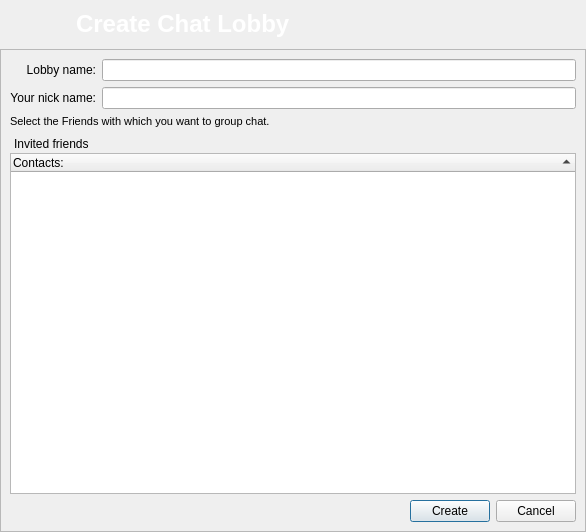
RetroShare/RetroShare, file retroshare-gui/src/gui/chat/CreateLobbyDialog.ui: the form before one commit.
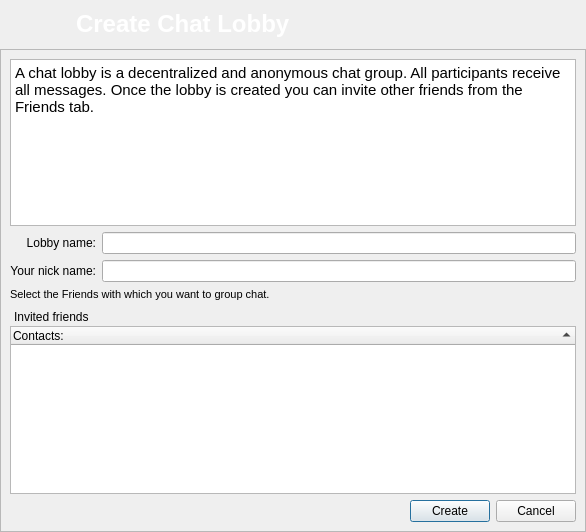
The form after the commit. Icons and pictures are not drawn.

Patch:
```diff
--- a/retroshare-gui/src/gui/chat/CreateLobbyDialog.ui
+++ b/retroshare-gui/src/gui/chat/CreateLobbyDialog.ui
@@ -88,6 +88,17 @@
       <enum>QFrame::Raised</enum>
      </property>
      <layout class="QVBoxLayout" name="verticalLayout_4">
+      <item>
+       <widget class="QTextEdit" name="textEdit">
+        <property name="html">
+         <string>&lt;!DOCTYPE HTML PUBLIC &quot;-//W3C//DTD HTML 4.0//EN&quot; &quot;http://www.w3.org/TR/REC-html40/strict.dtd&quot;&gt;
+&lt;html&gt;&lt;head&gt;&lt;meta name=&quot;qrichtext&quot; content=&quot;1&quot; /&gt;&lt;style type=&quot;text/css&quot;&gt;
+p, li { white-space: pre-wrap; }
+&lt;/style&gt;&lt;/head&gt;&lt;body style=&quot; font-family:'Ubuntu'; font-size:11pt; font-weight:400; font-style:normal;&quot;&gt;
+&lt;p style=&quot; margin-top:0px; margin-bottom:0px; margin-left:0px; margin-right:0px; -qt-block-indent:0; text-indent:0px;&quot;&gt;A chat lobby is a decentralized and anonymous chat group. All participants receive all messages. Once the lobby is created you can invite other friends from the Friends tab.&lt;/p&gt;&lt;/body&gt;&lt;/html&gt;</string>
+        </property>
+       </widget>
+      </item>
       <item>
        <layout class="QHBoxLayout" name="horizontalLayout_2">
         <item>
```
